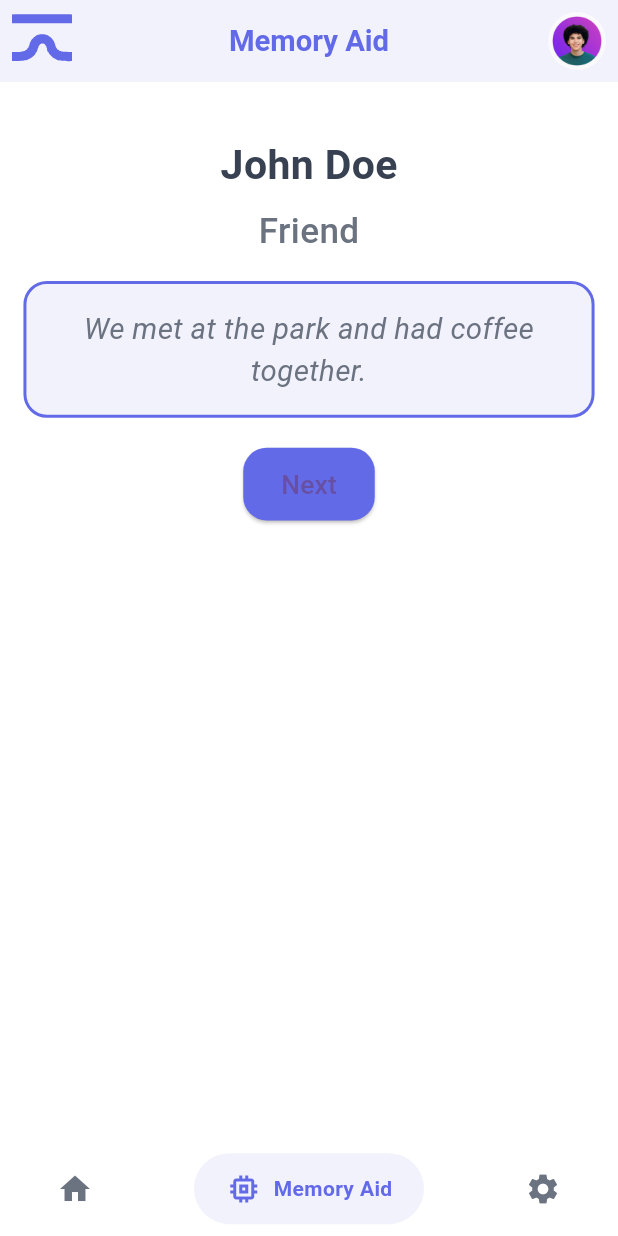
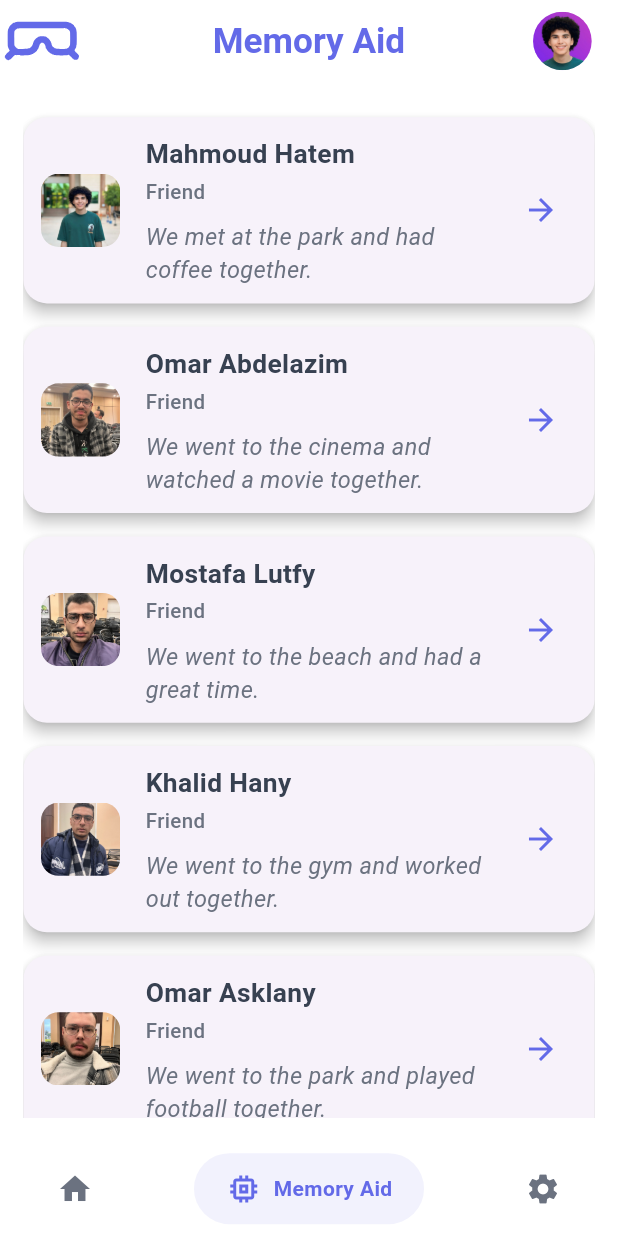
Before and after one commit to mahmoudhatems/reveria, a Flutter app: the HomeScreen screen opened by its route, item 2 of the bottom bar chosen, on a phone screen of 412 x 824 dp. Run offline on Flutter 3.47's test engine with Material 3 defaults, Android fonts, the phone set to English and light mode, and no system bars; drawn by our look-alikes of google_nav_bar; our stand-ins replace firebase_auth, firebase_core, flutter_screenutil, flutter_svg, fluttertoast, google_sign_in; accounts and stored records are empty.

Commit message:
Refactor MemoryAidScreen to use a list of memory items and improve UI layout; update CustomAppBar styling and adjust asset paths in pubspec.yaml

```diff
--- a/lib/core/features/home/ui/home_screen.dart
+++ b/lib/core/features/home/ui/home_screen.dart
@@ -22,7 +22,7 @@ class _HomeScreenState extends State<HomeScreen> {
 
   final List<Widget> _screens = [
     const HomeTab(),
-    const MemoryAidScreen(),
+     MemoryAidScreen(),
     const SettingScreen(),
   ];
 
--- a/lib/core/features/memmory/ui/memory_screen.dart
+++ b/lib/core/features/memmory/ui/memory_screen.dart
@@ -1,91 +1,162 @@
 import 'package:flutter/material.dart';
 import 'package:flutter_screenutil/flutter_screenutil.dart';
 import 'package:reveria/core/theming/colors.dart';
-import 'package:reveria/core/theming/styles.dart';
 
 class MemoryAidScreen extends StatelessWidget {
-  final String personName = "John Doe"; // Sample name
-  final String relationship = "Friend"; // Sample relationship
-  final String memoryNote = "We met at the park and had coffee together."; // Sample memory note
-  final String imageUrl = "https://via.placeholder.com/150"; // Sample image URL
+  // Sample data for the memory items
+  final List<Map<String, String>> memoryList = [
+    {
+      'name': 'Mahmoud Hatem',
+      'relationship': 'Friend',
+      'memoryNote': 'We met at the park and had coffee together.',
+      'imageUrl': 'assets/images/Hatem JR.jpg',
+    },
+    {
+      'name': 'Omar Abdelazim',
+      'relationship': 'Friend',
+      'memoryNote': 'We went to the cinema and watched a movie together.',
+      'imageUrl': 'assets/images/omar.jpg',
+    },
+    {
+      'name': 'Mostafa Lutfy',
+      'relationship': 'Friend',
+      'memoryNote': 'We went to the beach and had a great time.',
+      'imageUrl': 'assets/images/mostafa.jpg',
+    },
+    {
+      'name': 'Khalid Hany',
+      'relationship': 'Friend',
+      'memoryNote': 'We went to the gym and worked out together.',
+      'imageUrl': 'assets/images/khaled.jpg',
+    },
+    {
+      'name': 'Omar Asklany',
+      'relationship': 'Friend',
+      'memoryNote': 'We went to the park and played football together.',
+      'imageUrl': 'assets/images/asklany.jpg',
+    },
+    {
+      'name': 'Mai Salah',
+      'relationship': 'Friend',
+      'memoryNote': 'We went to the mall and had lunch together.',
+      'imageUrl': 'assets/images/mai.jpg',
+    },
 
-  const MemoryAidScreen({super.key});
+
+  ];
+
+   MemoryAidScreen({super.key});
 
   @override
   Widget build(BuildContext context) {
     return Scaffold(
 
       body: Padding(
-        padding: EdgeInsets.all(16.h), // Padding for comfortable spacing
-        child: Column(
-          crossAxisAlignment: CrossAxisAlignment.center,
+        padding: EdgeInsets.all(16.h),
+        child: ListView.builder(
+          itemCount: memoryList.length,
+          itemBuilder: (context, index) {
+            var memory = memoryList[index];
+            return MemoryCard(
+              personName: memory['name']!,
+              relationship: memory['relationship']!,
+              memoryNote: memory['memoryNote']!,
+              imageUrl: memory['imageUrl']!,
+            );
+          },
+        ),
+      ),
+    );
+  }
+}
+
+class MemoryCard extends StatelessWidget {
+  final String personName;
+  final String relationship;
+  final String memoryNote;
+  final String imageUrl;
+
+  const MemoryCard({
+    Key? key,
+    required this.personName,
+    required this.relationship,
+    required this.memoryNote,
+    required this.imageUrl,
+  }) : super(key: key);
+
+  @override
+  Widget build(BuildContext context) {
+    return Card(
+      margin: EdgeInsets.symmetric(vertical: 8.h),
+      shape: RoundedRectangleBorder(
+        borderRadius: BorderRadius.circular(16.r),
+      ),
+      elevation: 4,
+      child: Padding(
+        padding: EdgeInsets.all(12.h),
+        child: Row(
           children: [
             // Person's Photo
+            ClipRRect(
+              borderRadius: BorderRadius.circular(12.r),
+              child: Image.asset(
+                imageUrl,
+                width: 50.w,
+                height: 50.h,
+                fit: BoxFit.cover,
+              ),
+            ),
+            SizedBox(width: 16.w), // Space between image and text
 
-            const SizedBox(height: 20),
-
-            // Person's Details
+            // Person's Details and Memory
+            Expanded(
+              child: Column(
+                crossAxisAlignment: CrossAxisAlignment.start,
+                children: [
+                  // Person's Name and Relationship
                   Text(
                     personName,
                     style: TextStyle(
-                fontSize: 28.sp, // Larger font size for readability
+                      fontSize: 18.sp,
                       fontWeight: FontWeight.bold,
                       color: ColorsManager.textTeal,
                     ),
                   ),
-            const SizedBox(height: 8),
-
+                  SizedBox(height: 4.h),
                   Text(
                     relationship,
                     style: TextStyle(
-                fontSize: 24.sp, // Larger text for relationships
+                      fontSize: 14.sp,
                       fontWeight: FontWeight.w500,
                       color: ColorsManager.textGray,
                     ),
                   ),
-            const SizedBox(height: 16),
+                  SizedBox(height: 8.h),
 
                   // Memory Note
-            Container(
-              padding: EdgeInsets.all(16.h), // Padding for the memory note box
-              decoration: BoxDecoration(
-                color: ColorsManager.primaryColorbackLight,
-                borderRadius: BorderRadius.circular(16.r), // Rounded corners for soft visuals
-                border: Border.all(color: ColorsManager.primaryColorTeal, width: 2), // Soft border
-              ),
-              child: Text(
+                  Text(
                     memoryNote,
                     style: TextStyle(
-                  fontSize: 20.sp, // Large font size for easy reading
+                      fontSize: 16.sp,
                       fontStyle: FontStyle.italic,
                       color: ColorsManager.textGray,
                     ),
-                textAlign: TextAlign.center,
+                    maxLines: 2,
+                    overflow: TextOverflow.ellipsis,
+                  ),
+                ],
               ),
             ),
-            const SizedBox(height: 20),
-
-            // Action Buttons or Navigation
-            Row(
-              mainAxisAlignment: MainAxisAlignment.center,
-              children: [
-                ElevatedButton(
+            // "Tap to view" Button
+            IconButton(
+              icon: Icon(Icons.arrow_forward, color: ColorsManager.primaryColorTeal),
               onPressed: () {
-                    // Action to be performed on tap
+                // You can add navigation or logic for tapping to view more details
+                Navigator.push(
+                  context,
+                  MaterialPageRoute(builder: (context) => MemoryDetailScreen(personName: personName, memoryNote: memoryNote)),
+                );
               },
-                  style: ElevatedButton.styleFrom(
-                    backgroundColor: ColorsManager.primaryColorTeal,
-                    padding: EdgeInsets.symmetric(vertical: 12.h, horizontal: 24.w),
-                    shape: RoundedRectangleBorder(
-                      borderRadius: BorderRadius.circular(16.r),
-                    ),
-                  ),
-                  child: Text(
-                    "Next",
-                    style: TextStyle(fontSize: 18.sp),
-                  ),
-                ),
-              ],
             ),
           ],
         ),
@@ -93,3 +164,48 @@ class MemoryAidScreen extends StatelessWidget {
     );
   }
 }
+
+class MemoryDetailScreen extends StatelessWidget {
+  final String personName;
+  final String memoryNote;
+
+  const MemoryDetailScreen({
+    Key? key,
+    required this.personName,
+    required this.memoryNote,
+  }) : super(key: key);
+
+  @override
+  Widget build(BuildContext context) {
+    return Scaffold(
+      appBar: AppBar(
+        title: Text('$personName - Memory'),
+        backgroundColor: ColorsManager.primaryColorTeal,
+      ),
+      body: Padding(
+        padding: EdgeInsets.all(16.h),
+        child: Column(
+          crossAxisAlignment: CrossAxisAlignment.start,
+          children: [
+            Text(
+              personName,
+              style: TextStyle(
+                fontSize: 28.sp,
+                fontWeight: FontWeight.bold,
+                color: ColorsManager.textTeal,
+              ),
+            ),
+            SizedBox(height: 16.h),
+            Text(
+              memoryNote,
+              style: TextStyle(
+                fontSize: 20.sp,
+                color: ColorsManager.textGray,
+              ),
+            ),
+          ],
+        ),
+      ),
+    );
+  }
+}
--- a/lib/core/widgets/custom_app_bar.dart
+++ b/lib/core/widgets/custom_app_bar.dart
@@ -16,19 +16,19 @@ class CustomAppBar extends StatelessWidget implements PreferredSizeWidget {
   @override
   Widget build(BuildContext context) {
     return AppBar(
-      backgroundColor: ColorsManager.primaryColorbackLight,
+      backgroundColor: ColorsManager.white,
       elevation: 0,
       leading: Padding(
-        padding: EdgeInsets.all(8.0.r),
+        padding: EdgeInsets.symmetric(vertical: 8.0.r, horizontal: 2.0.r),
         child: SvgPicture.asset(
-          'assets/svgs/app icon.svg', // Replace with your app icon path
-          fit: BoxFit.cover,
+          'assets/svgs/app icon.svg',width: 30.w,
+          fit: BoxFit.contain,
         ),
       ),
       title: Text(
         title,
         style: TextStyle(
-          fontSize: 20.sp,
+          fontSize: 24.sp,
           fontWeight: FontWeight.bold,
           color: ColorsManager.primaryColorTeal,
         ),
@@ -75,8 +75,8 @@ class _ProfilePreviewState extends State<ProfilePreview> {
           child: Padding(
             padding: EdgeInsets.all(8.0.r),
             child: CircleAvatar(
-              backgroundImage: AssetImage('assets/images/my victor.jpg'), // Replace with your profile image path
-              radius: 20.r,
+              backgroundImage: const AssetImage('assets/images/my victor.jpg'),
+              radius: 30.r,
             ),
           ),
         ),
```
Also changed, not shown: pubspec.yaml (+2 -5 lines), assets/images/Hatem JR.jpg (added), assets/images/asklany.jpg (added), assets/images/khaled.jpg (added), assets/images/mai.jpg (added), assets/images/mostafa.jpg (added), assets/images/omar.jpg (added). Lines whose indentation alone changed are shown as unchanged.
